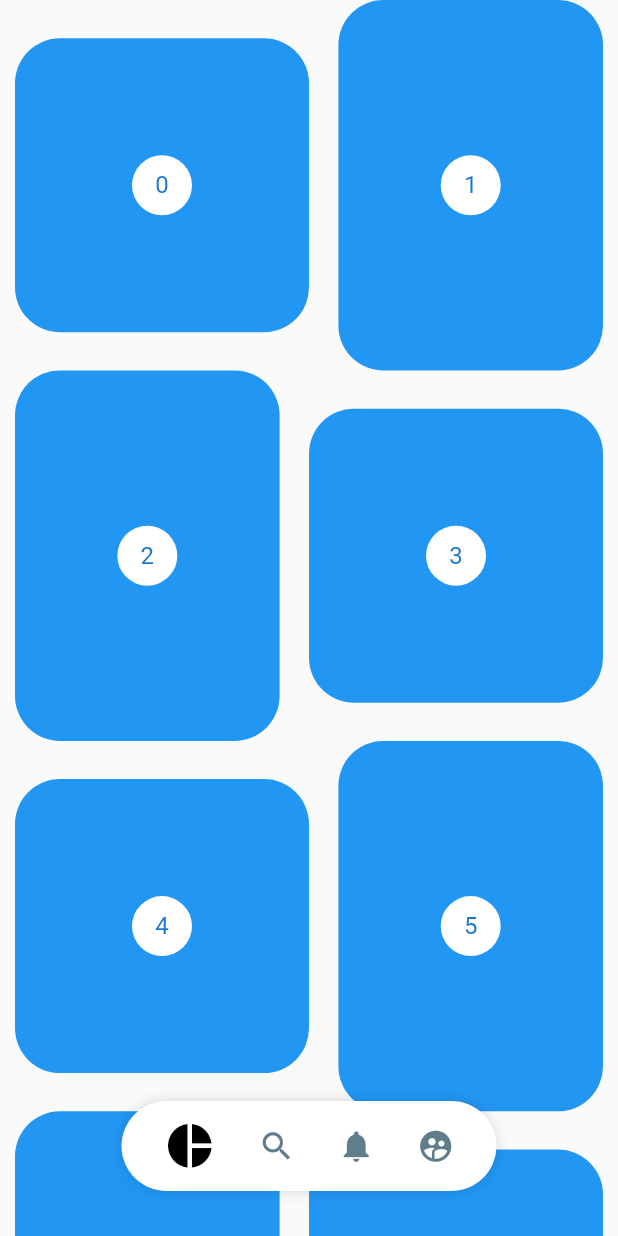
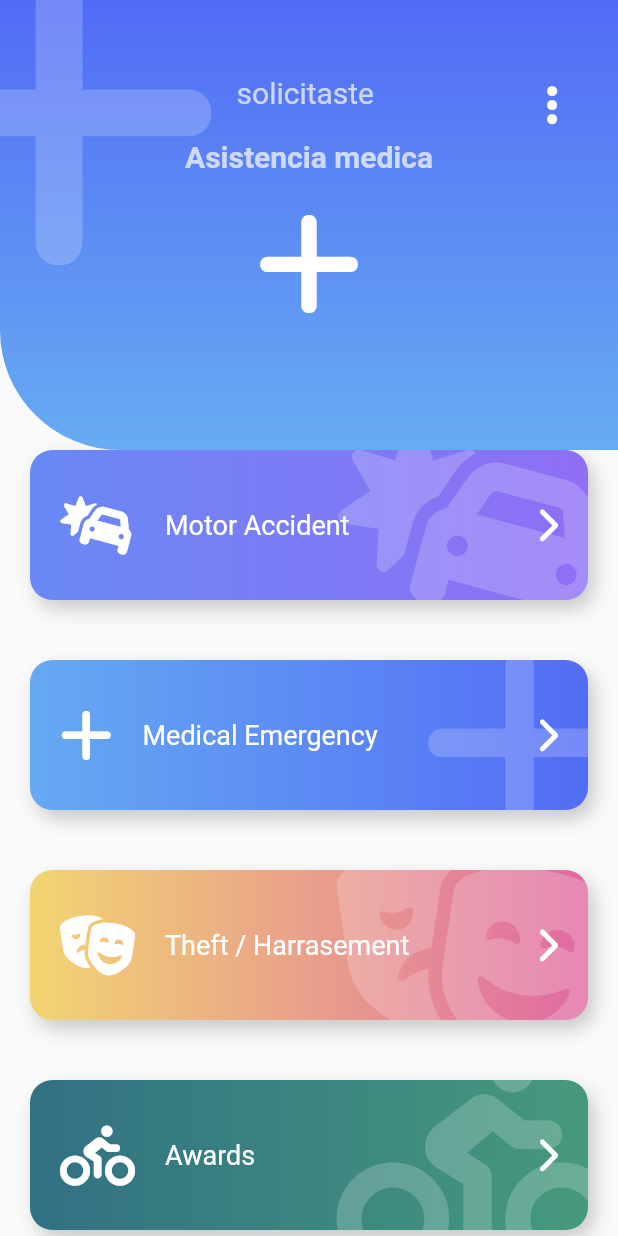
Before and after one commit to JAIME1523/cuadradoAnimadoFlutter, a Flutter app: the screen it shows after launch, on a phone screen of 412 x 824 dp. Run offline on Flutter 3.47's test engine with Material 2 defaults, Android fonts, the phone set to English and light mode, and no system bars; our stand-ins replace animate_do, flutter_svg, font_awesome_flutter.

Commit message:
emergency page

```diff
--- a/lib/main.dart
+++ b/lib/main.dart
@@ -1,7 +1,8 @@
 // import 'package:designs/labs/circular_progres_page.dart';
 // import 'package:designs/pages/grafias_ciculares.dart';
 // import 'package:designs/src/labs/slideshow_page.dart';
-import 'package:designs/src/pages/painterest_page.dart';
+import 'package:designs/src/pages/emergecy_page.dart';
+// import 'package:designs/src/pages/painterest_page.dart';
 import 'package:flutter/material.dart';
 
 // import 'src/pages/slideshow_page.dart';
@@ -13,11 +14,11 @@ class MyApp extends StatelessWidget {
 
   @override
   Widget build(BuildContext context) {
-    return const MaterialApp(
+    return  MaterialApp(
       debugShowCheckedModeBanner: false,
       title: 'Material App',
       home:
-       PrinterestPage(),
+       EmergencypagePage(),
     );
   }
 }
--- a/lib/src/labs/slideshow_page.dart
+++ b/lib/src/labs/slideshow_page.dart
@@ -26,7 +26,7 @@ class _Dots extends StatelessWidget {
 
   @override
   Widget build(BuildContext context) {
-    return Container(
+    return SizedBox(
       width: double.infinity,
       height: 60,
       child: Row(
@@ -99,8 +99,7 @@ class _SlidesState extends State<_Slides> {
 
   @override
   Widget build(BuildContext context) {
-    return Container(
-      child: PageView(
+    return PageView(
       controller: pageViewController,
       children: const [
         _Slide(
@@ -113,7 +112,6 @@ class _SlidesState extends State<_Slides> {
           svg: 'assets/slide-3.svg',
         ),
       ],
-      ),
     );
   }
 }
--- /dev/null
+++ b/lib/src/pages/emergecy_page.dart
@@ -0,0 +1,111 @@
+import 'package:designs/src/widgets/boton_gordo.dart';
+import 'package:designs/src/widgets/icon_header.dart';
+import 'package:flutter/material.dart';
+import 'package:font_awesome_flutter/font_awesome_flutter.dart';
+import 'package:animate_do/animate_do.dart';
+
+class EmergencypagePage extends StatelessWidget {
+  const EmergencypagePage({Key? key}) : super(key: key);
+
+  @override
+  Widget build(BuildContext context) {
+    final items = <ItemBoton>[
+      ItemBoton(FontAwesomeIcons.carBurst, 'Motor Accident',
+          const Color(0xff6989F5), const Color(0xff906EF5)),
+      ItemBoton(FontAwesomeIcons.plus, 'Medical Emergency',
+          const Color(0xff66A9F2), const Color(0xff536CF6)),
+      ItemBoton(FontAwesomeIcons.masksTheater, 'Theft / Harrasement',
+          const Color(0xffF2D572), const Color(0xffE06AA3)),
+      ItemBoton(FontAwesomeIcons.personBiking, 'Awards',
+          const Color(0xff317183), const Color(0xff46997D)),
+      ItemBoton(FontAwesomeIcons.carBurst, 'Motor Accident',
+          const Color(0xff6989F5), const Color(0xff906EF5)),
+      ItemBoton(FontAwesomeIcons.plus, 'Medical Emergency',
+          const Color(0xff66A9F2), const Color(0xff536CF6)),
+      ItemBoton(FontAwesomeIcons.masksTheater, 'Theft / Harrasement',
+          const Color(0xffF2D572), const Color(0xffE06AA3)),
+      ItemBoton(FontAwesomeIcons.masksTheater, 'Awards',
+          const Color(0xff317183), const Color(0xff46997D)),
+      ItemBoton(FontAwesomeIcons.carBurst, 'Motor Accident',
+          const Color(0xff6989F5), const Color(0xff906EF5)),
+      ItemBoton(FontAwesomeIcons.plus, 'Medical Emergency',
+          const Color(0xff66A9F2), const Color(0xff536CF6)),
+      ItemBoton(FontAwesomeIcons.masksTheater, 'Theft / Harrasement',
+          const Color(0xffF2D572), const Color(0xffE06AA3)),
+      ItemBoton(FontAwesomeIcons.personBiking, 'Awards',
+          const Color(0xff317183), const Color(0xff46997D)),
+    ];
+
+    List itemMap = items
+        .map((e) => FadeInLeft(
+          // duration: Duration(microseconds: 250),
+              child: BotonGordo(
+
+                icon: e.icon,
+                color1: e.color1,
+                color2: e.color2,
+                texto: e.texto,
+                onPressed: () {},
+              ),
+            ))
+        .toList();
+
+    return Scaffold(
+        body: Stack(
+      children: [
+        Container(
+          margin: const EdgeInsets.only(top: 200),
+          child: ListView(
+            //para quitar el efecto de color azul alfinal de la lista
+            physics: BouncingScrollPhysics(),
+            children: [
+              const SizedBox(
+                height: 80,
+              ),
+              //permite bagregar toda la lista de arriba
+              ...itemMap
+            ],
+          ),
+        ),
+        _Encabezado()
+      ],
+    ));
+  }
+}
+
+class _Encabezado extends StatelessWidget {
+  @override
+  Widget build(BuildContext context) {
+    return Stack(
+      children: [
+        const IconHeader(
+            icon: FontAwesomeIcons.plus,
+            titulo: 'Asistencia medica',
+            subtitulo: 'solicitaste '),
+        Positioned(
+            right: 0,
+            top: 40,
+            child: RawMaterialButton(
+              onPressed: () {},
+              shape: const CircleBorder(),
+              padding: const EdgeInsets.all(15),
+              child: const FaIcon(
+                FontAwesomeIcons.ellipsisVertical,
+                size: 30,
+                color: Colors.white,
+              ),
+            )),
+      ],
+    );
+  }
+}
+
+class ItemBoton {
+  final IconData icon;
+  final String texto;
+  final Color color1;
+  final Color color2;
+  // final VoidCallback onPressed;
+
+  ItemBoton(this.icon, this.texto, this.color1, this.color2);
+}
--- /dev/null
+++ b/lib/src/widgets/boton_gordo.dart
@@ -0,0 +1,105 @@
+import 'package:flutter/material.dart';
+import 'package:font_awesome_flutter/font_awesome_flutter.dart';
+
+class BotonGordo extends StatelessWidget {
+  const BotonGordo(
+      {Key? key,
+      this.icon = FontAwesomeIcons.circle,
+      required this.texto,
+      this.color1 = const Color(0xff6989F5),
+      this.color2 = const Color(0xff906ef5),
+      required this.onPressed})
+      : super(key: key);
+
+  final IconData icon;
+  final String texto;
+  final Color color1;
+  final Color color2;
+  final VoidCallback onPressed;
+
+  @override
+  Widget build(BuildContext context) {
+    return Center(
+        child: GestureDetector(
+          onTap: onPressed,
+          child: Stack(
+              children: [
+          _BotonGordoBackground(
+            color1: color1,
+            color2: color2,
+            icon: icon,
+          ),
+          Row(mainAxisAlignment: MainAxisAlignment.center, children: [
+            const SizedBox(height: 140, width: 40),
+            FaIcon(
+              icon,
+              color: Colors.white,
+              size: 40,
+            ),
+            const SizedBox(
+              width: 20,
+            ),
+            Expanded(
+              child: Text(texto,
+                  style: const TextStyle(color: Colors.white, fontSize: 18)),
+            ),
+            const FaIcon(
+              FontAwesomeIcons.chevronRight,
+              color: Colors.white,
+              // size: 20,
+            ),
+            const SizedBox(
+              width: 40,
+            ),
+          ])
+              ],
+            ),
+        ));
+  }
+}
+
+class _BotonGordoBackground extends StatelessWidget {
+  const _BotonGordoBackground({
+    Key? key,
+    required this.color1,
+    required this.color2,
+    required this.icon,
+  }) : super(key: key);
+  final Color color1;
+  final Color color2;
+
+  final IconData icon;
+
+  @override
+  Widget build(BuildContext context) {
+    return Container(
+        child: ClipRRect(
+          borderRadius: BorderRadius.circular(15),
+          child: Stack(
+            children: [
+              Positioned(
+                  top: -20,
+                  right: -20,
+                  child: FaIcon(
+                    icon,
+                    size: 150,
+                    color: Colors.white.withOpacity(0.2),
+                  ))
+            ],
+          ),
+        ),
+        width: double.infinity,
+        height: 100,
+        margin: const EdgeInsets.all(20),
+        decoration: BoxDecoration(
+            boxShadow: [
+              BoxShadow(
+                color: Colors.black.withOpacity(0.2),
+                offset: const Offset(4, 6),
+                blurRadius: 10,
+              ),
+            ],
+            borderRadius: BorderRadius.circular(15),
+            gradient: LinearGradient(colors: [color1, color2])));
+  }
+}
--- /dev/null
+++ b/lib/src/widgets/icon_header.dart
@@ -0,0 +1,90 @@
+import 'package:flutter/material.dart';
+import 'package:font_awesome_flutter/font_awesome_flutter.dart';
+
+class IconHeader extends StatelessWidget {
+  const IconHeader(
+      {Key? key,
+      required this.icon,
+      required this.titulo,
+      required this.subtitulo,
+      this.color1 = const Color(0xff526BF6),
+      this.color2 = const Color(0xFF67ACF2)})
+      : super(key: key);
+
+  final IconData icon;
+  final String titulo;
+  final String subtitulo;
+  final Color color1;
+  final Color color2;
+
+  @override
+  Widget build(BuildContext context) {
+    final Color colorBlanco = Colors.white.withOpacity(0.7);
+    return Stack(children: [
+      _IconHeaderBackground(
+        color1: color1,
+        color2: color2,
+      ),
+      Positioned(
+          top: -50,
+          left: -70,
+          child: FaIcon(
+            icon,
+            size: 250,
+            color: Colors.white.withOpacity(0.2),
+          )),
+      Column(
+        children: [
+          const SizedBox(
+            width: double.infinity,
+            height: 50,
+          ),
+          Text(subtitulo, style: TextStyle(fontSize: 20, color: colorBlanco)),
+          const SizedBox(
+            height: 20,
+          ),
+          Text(titulo,
+              style: TextStyle(
+                  fontSize: 20,
+                  color: colorBlanco,
+                  fontWeight: FontWeight.bold)),
+          const SizedBox(
+            height: 20,
+          ),
+          FaIcon(
+            icon,
+            size: 80,
+            color: Colors.white,
+          )
+        ],
+      )
+    ]);
+  }
+}
+
+class _IconHeaderBackground extends StatelessWidget {
+  const _IconHeaderBackground({
+    Key? key,
+    required this.color1,
+    required this.color2,
+  }) : super(key: key);
+  final Color color1;
+  final Color color2;
+
+  @override
+  Widget build(BuildContext context) {
+    return Container(
+        width: double.infinity,
+        height: 300,
+        decoration:  BoxDecoration(
+            // color: Colors.red,
+            borderRadius: const BorderRadius.only(bottomLeft: Radius.circular(80)),
+            gradient: LinearGradient(
+                begin: Alignment.topCenter,
+                end: Alignment.bottomCenter,
+                colors: [
+                  color1,
+                  color2,
+                ])));
+  }
+}
--- a/pubspec.yaml
+++ b/pubspec.yaml
@@ -27,11 +27,13 @@ environment:
 # the latest version available on pub.dev. To see which dependencies have newer
 # versions available, run `flutter pub outdated`.
 dependencies:
+  animate_do: ^2.1.0
   cupertino_icons: ^1.0.2
   flutter:
     sdk: flutter
   flutter_staggered_grid_view: ^0.6.1
   flutter_svg: ^1.0.3
+  font_awesome_flutter: ^10.1.0
   provider: ^6.0.2
 
 dev_dependencies:
```
Also changed, not shown: lib/src/pages/from.dart (added, +74 -0 lines), pubspec.lock. Lines whose indentation alone changed are shown as unchanged.
